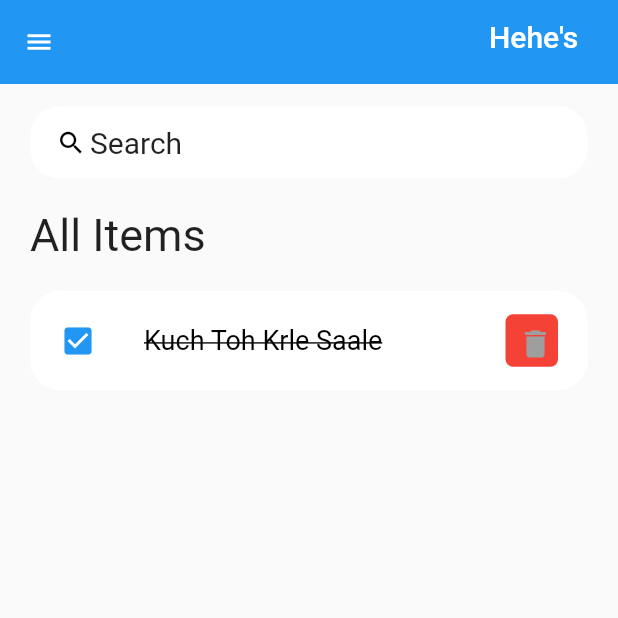
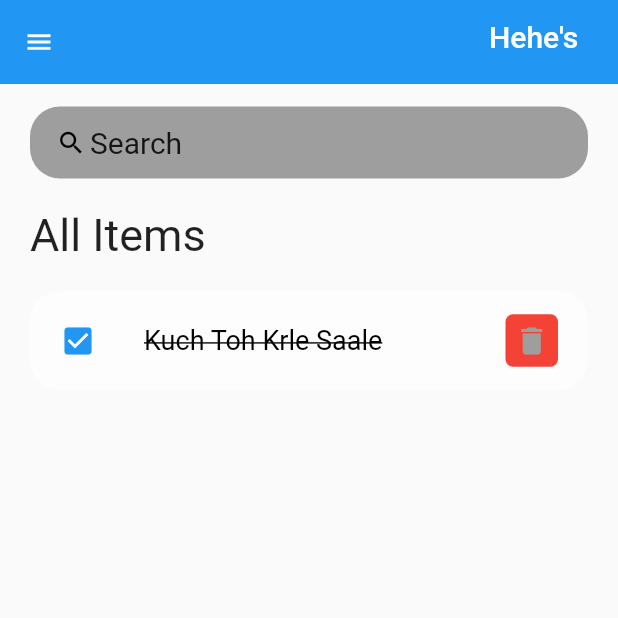
Before and after one commit to lohiyakeshav/To-Do-App-In-Flutter, a Flutter app: the screen it shows after launch, on a phone screen of 412 x 824 dp, the top half of it. Run offline on Flutter 3.47's test engine with Material 2 defaults, Android fonts, the phone set to English and light mode, and no system bars.

Commit message:
Updation commit

```diff
--- a/lib/home.dart
+++ b/lib/home.dart
@@ -55,7 +55,7 @@ Widget searchbox() {
   return Container(
     padding: EdgeInsets.symmetric(horizontal: 15),
     decoration: BoxDecoration(
-        color: Colors.white, borderRadius: BorderRadius.circular(20)),
+        color: Colors.grey, borderRadius: BorderRadius.circular(20)),
     child: const TextField(
         decoration: InputDecoration(
       contentPadding: EdgeInsets.all(0),
--- a/lib/widgets/todo_item.dart
+++ b/lib/widgets/todo_item.dart
@@ -13,7 +13,7 @@ class ToDoItem extends StatelessWidget {
         },
         shape: RoundedRectangleBorder(borderRadius: BorderRadius.circular(20)),
         contentPadding: EdgeInsets.symmetric(horizontal: 20, vertical: 5),
-        tileColor: Colors.white,
+        tileColor: Colors.white54,
         leading: Icon(Icons.check_box, color: Colors.blue),
         title: Text('Kuch Toh Krle Saale',
             style: TextStyle(
@@ -30,6 +30,7 @@ class ToDoItem extends StatelessWidget {
             borderRadius: BorderRadius.circular(5),
           ),
           child: IconButton(
+            padding: EdgeInsets.symmetric(vertical: 5, horizontal: 5),
             icon: Icon(Icons.delete, color: Colors.grey,
             ),
             onPressed: () {
```
